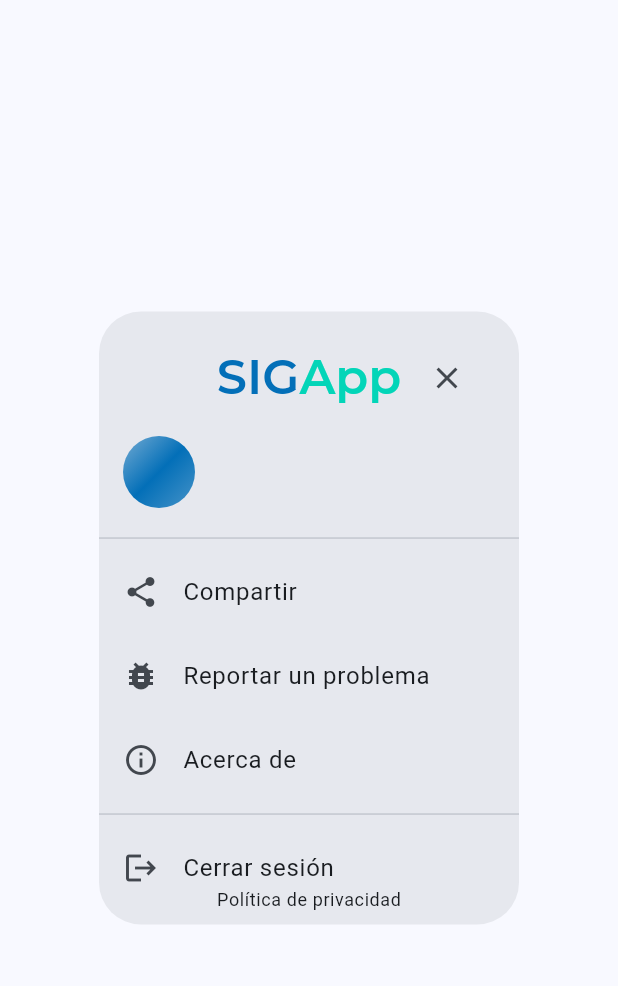
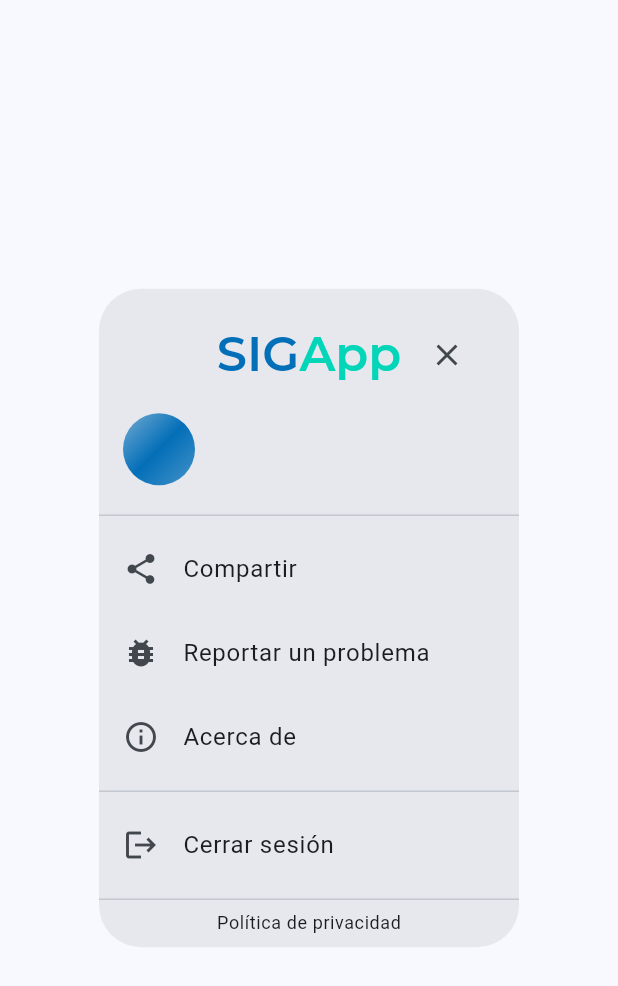
Before and after one commit to josedaniel-cb/sigapp, a Flutter app: the GeneralAvatarDialog widget shown alone on an empty page, opened directly with empty values, on a phone screen of 412 x 824 dp. Shown: the top 986 px of the screen. Run offline on Flutter 3.47's test engine with Material 3 defaults, Android fonts, the phone set to English and light mode, and no system bars; drawn by our look-alikes of toastification; our stand-ins replace dio, fl_chart, flutter_bloc, freezed_annotation, get_it, go_router and 8 more; missing offline and left inert: device_calendar; accounts and stored records are empty; network calls fail.

Commit message:
refactor: enhance styling with Google Fonts and improve layout in weekly schedule components

```diff
--- a/lib/courses/infrastructure/pages/courses/partials/weekly_schedule/day_header.dart
+++ b/lib/courses/infrastructure/pages/courses/partials/weekly_schedule/day_header.dart
@@ -36,7 +36,10 @@ class DayHeaderWidget extends StatelessWidget {
     return Expanded(
       child: Container(
         padding: const EdgeInsets.all(8),
-        child: Center(child: Text(dayLabel)),
+        child: Center(
+            child: Text(
+          dayLabel,
+        )),
       ),
     );
   }
--- a/lib/courses/infrastructure/pages/courses/partials/weekly_schedule/event.dart
+++ b/lib/courses/infrastructure/pages/courses/partials/weekly_schedule/event.dart
@@ -1,5 +1,4 @@
 import 'package:flutter/material.dart';
-import 'package:google_fonts/google_fonts.dart';
 import 'package:sigapp/core/infrastructure/ui/utils/colors_utils.dart';
 import 'package:sigapp/core/infrastructure/utils/time_utils.dart';
 import 'package:sigapp/courses/infrastructure/pages/courses/partials/weekly_schedule.dart';
@@ -67,9 +66,7 @@ class EventWidget extends StatelessWidget {
 
     final textColor = ColorsUtils.getTextColor(event.color);
 
-    return DefaultTextStyle(
-      style: GoogleFonts.lato(),
-      child: Positioned(
+    return Positioned(
       top: top,
       left: left,
       width: width,
@@ -140,7 +137,6 @@ class EventWidget extends StatelessWidget {
           ),
         ),
       ),
-      ),
     );
   }
 }
--- a/lib/courses/infrastructure/pages/courses/partials/weekly_schedule/grid.dart
+++ b/lib/courses/infrastructure/pages/courses/partials/weekly_schedule/grid.dart
@@ -78,12 +78,12 @@ class GridWidget extends StatelessWidget {
                     border: Border(
                       left: dayIndex == 0
                           ? BorderSide(
-                              color: Colors.grey.withOpacity(0.5),
+                              color: Colors.grey.withValues(alpha: 0.5),
                             )
                           : BorderSide.none,
                       right: dayIndex != daysWithEvents.length - 1
                           ? BorderSide(
-                              color: Colors.grey.withOpacity(0.5),
+                              color: Colors.grey.withValues(alpha: 0.5),
                             )
                           : BorderSide.none,
                     ),
--- a/lib/courses/infrastructure/pages/courses/partials/weekly_schedule/hour_label.dart
+++ b/lib/courses/infrastructure/pages/courses/partials/weekly_schedule/hour_label.dart
@@ -32,7 +32,7 @@ class HourLabelWidget extends StatelessWidget {
             child: Container(
               width: littleRayLength,
               height: 1,
-              color: Colors.grey.withOpacity(0.5),
+              color: Colors.grey.withValues(alpha: 0.5),
             ),
           ),
           Container(
--- a/lib/shared/infrastructure/partials/user_avatar_button/general_alert_dialog.dart
+++ b/lib/shared/infrastructure/partials/user_avatar_button/general_alert_dialog.dart
@@ -49,16 +49,8 @@ class GeneralAvatarDialog extends StatelessWidget {
         horizontal: 0,
         vertical: 8,
       ),
-      content: ConstrainedBox(
-        constraints: BoxConstraints(
-          maxHeight: MediaQuery.of(context).size.height * 0.4,
-        ),
-        child: Column(
-          mainAxisSize: MainAxisSize.max,
-          children: [
-            Expanded(
-              child: SingleChildScrollView(
-                child: Column(
+      content: Column(
+        mainAxisSize: MainAxisSize.min,
         children: [
           ListTile(
             leading: InitialsAvatarWidget(
@@ -82,7 +74,6 @@ class GeneralAvatarDialog extends StatelessWidget {
             title: Text('Compartir'),
             onTap: () {
               Navigator.of(context).pop();
-
               ShareUtils.shareAssetsFile(
                 context,
                 assetPath: 'assets/share.png',
@@ -125,13 +116,8 @@ class GeneralAvatarDialog extends StatelessWidget {
             },
           ),
           Divider(),
-                  ],
-                ),
-              ),
-            ),
           _buildFooter(context),
         ],
-        ),
       ),
     );
   }
```
Also changed, not shown: lib/courses/infrastructure/pages/courses/partials/weekly_schedule.dart (+12 -2 lines), lib/courses/infrastructure/pages/courses/tabs/schedule_tab/schedule_share_button.dart (+11 -1 lines). Lines whose indentation alone changed are shown as unchanged.
